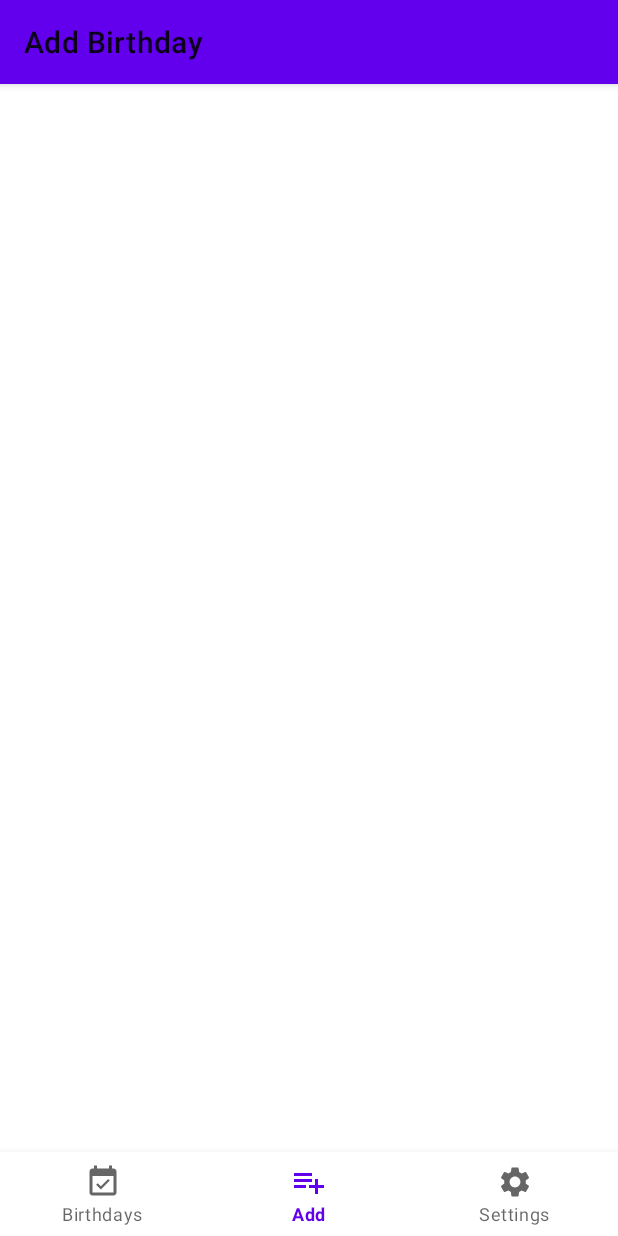
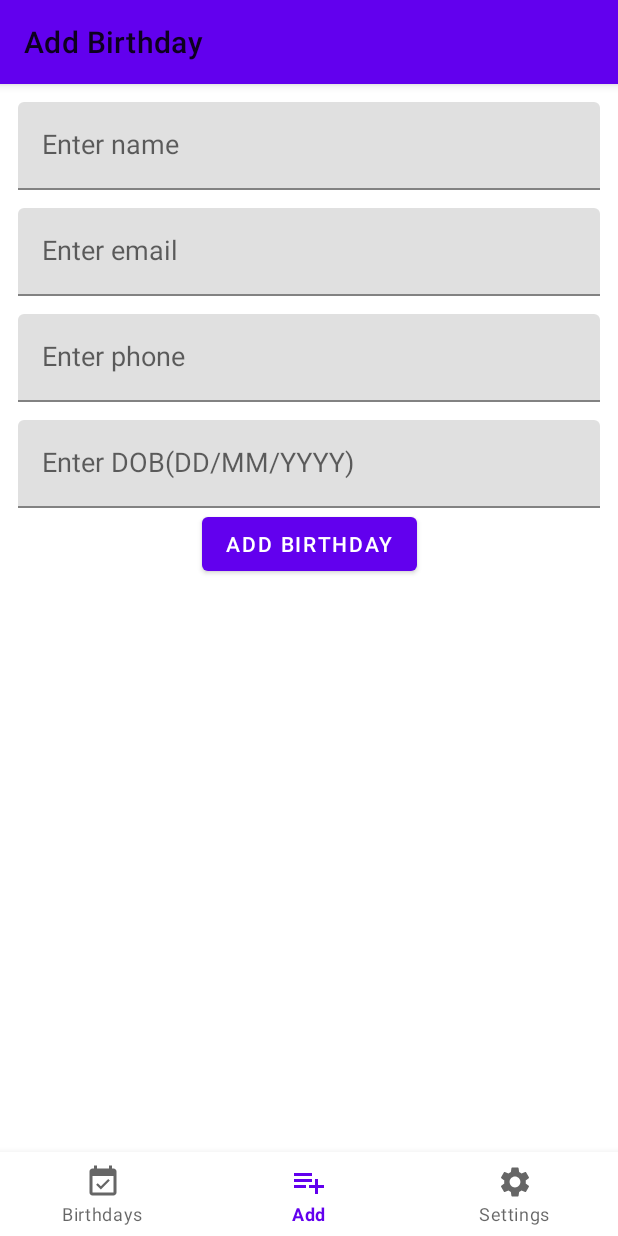
Before and after one commit to dipen-torinit/birthday-kotlin, an Android app: the AddBirthdayFragment screen opened through its navigation route, on a phone screen of 412 x 824 dp. Run offline under Robolectric (Android 15) with nearby library versions, the phone set to English and light mode, and no system bars; our stand-ins replace Dagger/Hilt's generated code, Firebase (no records; nobody signed in at launch, a user with empty details on screens opened directly), data binding, navigation-ui; libraries missing offline, so code that uses them is left out: by.kirich1409.viewbindingdelegate; 9 statements that could not run were skipped.

Commit message:
Enabled dataBinding Initial changes for add-birthday flow.

```diff
--- a/app/build.gradle
+++ b/app/build.gradle
@@ -36,6 +36,7 @@ android {
     }
     buildFeatures {
         viewBinding true
+        dataBinding true
     }
 }
 
--- a/app/src/main/java/com/birthday/kotlin/ui/add/AddBirthdayFragment.kt
+++ b/app/src/main/java/com/birthday/kotlin/ui/add/AddBirthdayFragment.kt
@@ -1,13 +1,37 @@
 package com.birthday.kotlin.ui.add
 
+import android.os.Bundle
+import android.view.View
+import androidx.fragment.app.viewModels
+import androidx.lifecycle.lifecycleScope
+import by.kirich1409.viewbindingdelegate.viewBinding
 import com.birthday.kotlin.R
+import com.birthday.kotlin.databinding.FragmentAddBirthdayBinding
+import com.birthday.kotlin.databinding.FragmentLoginBinding
 import com.birthday.kotlin.ui.BaseFragment
 import dagger.hilt.android.AndroidEntryPoint
 
 @AndroidEntryPoint
 class AddBirthdayFragment : BaseFragment(R.layout.fragment_add_birthday) {
+
+    private val binding: FragmentAddBirthdayBinding by viewBinding()
+    private val viewModel: AddBirthdayViewModel by viewModels()
+
+    override fun onViewCreated(view: View, savedInstanceState: Bundle?) {
+        super.onViewCreated(view, savedInstanceState)
+
+        setupView()
+        setupCollector()
+    }
+
+    override fun onResume() {
+        super.onResume()
+        executeCallsWhenResume()
+    }
+
     override fun setupView() {
-
+        binding.viewModel = viewModel
+        binding.lifecycleOwner = this
     }
 
     override fun executeCallsWhenResume() {
@@ -15,6 +39,8 @@ class AddBirthdayFragment : BaseFragment(R.layout.fragment_add_birthday) {
     }
 
     override fun setupCollector() {
-
+        collectFlow(viewModel.isFormValid) {
+            viewModel.setTempValue(if (it) "Valid" else "Invalid")
+        }
     }
 }
--- a/app/src/main/java/com/birthday/kotlin/ui/add/AddBirthdayViewModel.kt
+++ b/app/src/main/java/com/birthday/kotlin/ui/add/AddBirthdayViewModel.kt
@@ -1,8 +1,69 @@
 package com.birthday.kotlin.ui.add
 
+import androidx.lifecycle.viewModelScope
 import com.birthday.kotlin.ui.BaseViewModel
 import dagger.hilt.android.lifecycle.HiltViewModel
+import kotlinx.coroutines.flow.Flow
+import kotlinx.coroutines.flow.MutableStateFlow
+import kotlinx.coroutines.flow.StateFlow
+import kotlinx.coroutines.flow.combine
+import kotlinx.coroutines.launch
 import javax.inject.Inject
 
 @HiltViewModel
-class AddBirthdayViewModel @Inject constructor(): BaseViewModel()
+class AddBirthdayViewModel @Inject constructor() : BaseViewModel() {
+
+    private val _name = MutableStateFlow("")
+    val name: StateFlow<String> = _name
+    fun onNameTextChanged(text: CharSequence) = viewModelScope.launch {
+        _name.emit(text.toString())
+    }
+
+    private val _email = MutableStateFlow("")
+    val email: StateFlow<String> = _email
+    fun onEmailTextChanged(text: CharSequence) = viewModelScope.launch {
+        _email.emit(text.toString())
+    }
+
+    private val _phone = MutableStateFlow("")
+    val phone: StateFlow<String> = _phone
+    fun onPhoneTextChanged(text: CharSequence) = viewModelScope.launch {
+        _phone.emit(text.toString())
+    }
+
+    private val _dob = MutableStateFlow("")
+    val dob: StateFlow<String> = _dob
+    fun onDOBTextChanged(text: CharSequence) = viewModelScope.launch {
+        _dob.emit(text.toString())
+    }
+
+    val isFormValid: Flow<Boolean> = combine(
+        name,
+        email,
+        phone,
+        dob
+    ) { name, email, phone, dob ->
+//        mBinding.txtErrorMessage.text = ""
+//        val emailIsValid = email.length > 6
+//        val passwordIsValid = password.length in 7..15
+//        val passwordAgainIsValid = passwordAgain == password
+//        errorMessage = when {
+//            emailIsValid.not() -> "email not valid"
+//            passwordIsValid.not() -> "Password not valid"
+//            passwordAgainIsValid.not() -> "Passwords do not match"
+//            else -> null
+//        }
+//        errorMessage?.let {
+//            mBinding.txtErrorMessage.text = it
+//        }
+//        emailIsValid and passwordIsValid and passwordAgainIsValid
+        name.isNotEmpty() && email.isNotEmpty() && phone.isNotEmpty() && dob.isNotEmpty()
+    }
+
+
+    private val _temp = MutableStateFlow("")
+    val temp: StateFlow<String> = _temp
+    fun setTempValue(message: String) = viewModelScope.launch {
+        _temp.emit(message)
+    }
+}
--- a/app/src/main/res/layout/fragment_add_birthday.xml
+++ b/app/src/main/res/layout/fragment_add_birthday.xml
@@ -1,22 +1,101 @@
 <?xml version="1.0" encoding="utf-8"?>
-<androidx.constraintlayout.widget.ConstraintLayout xmlns:android="http://schemas.android.com/apk/res/android"
+<layout xmlns:android="http://schemas.android.com/apk/res/android"
     xmlns:app="http://schemas.android.com/apk/res-auto"
-    xmlns:tools="http://schemas.android.com/tools"
+    xmlns:tools="http://schemas.android.com/tools">
+
+    <data>
+
+        <variable
+            name="viewModel"
+            type="com.birthday.kotlin.ui.add.AddBirthdayViewModel" />
+
+        <variable
+            name="name"
+            type="String" />
+    </data>
+
+    <androidx.core.widget.NestedScrollView
+        android:layout_width="match_parent"
+        android:layout_height="match_parent">
+
+        <androidx.constraintlayout.widget.ConstraintLayout
             android:layout_width="match_parent"
             android:layout_height="match_parent"
             tools:context=".ui.add.AddBirthdayFragment">
 
-    <TextView
-        android:id="@+id/text_dashboard"
-        android:layout_width="match_parent"
+            <com.google.android.material.textfield.TextInputLayout
+                android:id="@+id/name_til"
+                style="@style/CustomTextInputLayout"
+                app:layout_constraintStart_toStartOf="parent"
+                app:layout_constraintTop_toTopOf="parent">
+
+                <com.google.android.material.textfield.TextInputEditText
+                    android:id="@+id/name_et"
+                    style="@style/CustomTextInputEditText"
+                    android:hint="@string/enter_name"
+                    android:onTextChanged="@{(text, start, before, count) -> viewModel.onNameTextChanged(text)}"
+                    android:text="@{viewModel.name}" />
+            </com.google.android.material.textfield.TextInputLayout>
+
+            <com.google.android.material.textfield.TextInputLayout
+                android:id="@+id/email_til"
+                style="@style/CustomTextInputLayout"
+                app:layout_constraintStart_toStartOf="parent"
+                app:layout_constraintTop_toBottomOf="@+id/name_til">
+
+                <com.google.android.material.textfield.TextInputEditText
+                    android:id="@+id/email_et"
+                    style="@style/CustomTextInputEditText"
+                    android:hint="@string/enter_email"
+                    android:onTextChanged="@{(text, start, before, count) -> viewModel.onEmailTextChanged(text)}"
+                    android:text="@{viewModel.email}" />
+            </com.google.android.material.textfield.TextInputLayout>
+
+            <com.google.android.material.textfield.TextInputLayout
+                android:id="@+id/phone_til"
+                style="@style/CustomTextInputLayout"
+
+                app:layout_constraintStart_toStartOf="parent"
+                app:layout_constraintTop_toBottomOf="@+id/email_til">
+
+                <com.google.android.material.textfield.TextInputEditText
+                    android:id="@+id/phone_et"
+                    style="@style/CustomTextInputEditText"
+                    android:hint="@string/enter_phone"
+                    android:onTextChanged="@{(text, start, before, count) -> viewModel.onPhoneTextChanged(text)}"
+                    android:text="@{viewModel.phone}" />
+            </com.google.android.material.textfield.TextInputLayout>
+
+            <com.google.android.material.textfield.TextInputLayout
+                android:id="@+id/dob_til"
+                style="@style/CustomTextInputLayout"
+                app:layout_constraintStart_toStartOf="parent"
+                app:layout_constraintTop_toBottomOf="@+id/phone_til">
+
+                <com.google.android.material.textfield.TextInputEditText
+                    android:id="@+id/dob_et"
+                    style="@style/CustomTextInputEditText"
+                    android:hint="@string/enter_dob"
+                    android:onTextChanged="@{(text, start, before, count) -> viewModel.onDOBTextChanged(text)}"
+                    android:text="@{viewModel.dob}" />
+            </com.google.android.material.textfield.TextInputLayout>
+
+            <Button
+                android:id="@+id/add_btn"
+                android:layout_width="wrap_content"
                 android:layout_height="wrap_content"
-        android:layout_marginStart="8dp"
-        android:layout_marginTop="8dp"
-        android:layout_marginEnd="8dp"
-        android:textAlignment="center"
-        android:textSize="20sp"
-        app:layout_constraintBottom_toBottomOf="parent"
+                android:text="@string/add_birthday"
                 app:layout_constraintEnd_toEndOf="parent"
                 app:layout_constraintStart_toStartOf="parent"
-        app:layout_constraintTop_toTopOf="parent" />
+                app:layout_constraintTop_toBottomOf="@+id/dob_til" />
+
+            <TextView
+                android:layout_width="wrap_content"
+                android:layout_height="wrap_content"
+                android:text="@{viewModel.temp}"
+                app:layout_constraintEnd_toEndOf="parent"
+                app:layout_constraintStart_toStartOf="parent"
+                app:layout_constraintTop_toBottomOf="@+id/add_btn" />
         </androidx.constraintlayout.widget.ConstraintLayout>
+    </androidx.core.widget.NestedScrollView>
+</layout>
--- a/app/src/main/res/layout/fragment_login.xml
+++ b/app/src/main/res/layout/fragment_login.xml
@@ -1,5 +1,5 @@
 <?xml version="1.0" encoding="utf-8"?>
-<ScrollView xmlns:android="http://schemas.android.com/apk/res/android"
+<androidx.core.widget.NestedScrollView xmlns:android="http://schemas.android.com/apk/res/android"
     xmlns:app="http://schemas.android.com/apk/res-auto"
     xmlns:tools="http://schemas.android.com/tools"
     android:layout_width="match_parent"
@@ -10,22 +10,30 @@
         android:layout_height="wrap_content"
         tools:context=".ui.auth.LoginFragment">
 
-        <EditText
-            android:id="@+id/loginid_et"
-            android:layout_width="match_parent"
-            android:layout_height="wrap_content"
-            android:layout_margin="@dimen/dp12"
-            android:hint="@string/enter_login_id"
-            app:layout_constraintTop_toTopOf="parent" />
+        <com.google.android.material.textfield.TextInputLayout
+            android:id="@+id/loginid_til"
+            style="@style/CustomTextInputLayout"
+            app:layout_constraintStart_toStartOf="parent"
+            app:layout_constraintTop_toTopOf="parent">
 
-        <EditText
-            android:id="@+id/password_et"
-            android:layout_width="match_parent"
-            android:layout_height="wrap_content"
-            android:layout_margin="@dimen/dp12"
-            android:hint="@string/enter_password"
-            android:inputType="textPassword"
-            app:layout_constraintTop_toBottomOf="@+id/loginid_et" />
+            <com.google.android.material.textfield.TextInputEditText
+                android:id="@+id/loginid_et"
+                style="@style/CustomTextInputEditText"
+                android:hint="@string/enter_login_id" />
+        </com.google.android.material.textfield.TextInputLayout>
+
+        <com.google.android.material.textfield.TextInputLayout
+            android:id="@+id/password_til"
+            style="@style/CustomTextInputLayout"
+            app:layout_constraintStart_toStartOf="parent"
+            app:layout_constraintTop_toBottomOf="@+id/loginid_til">
+
+            <com.google.android.material.textfield.TextInputEditText
+                android:id="@+id/password_et"
+                style="@style/CustomTextInputEditText"
+                android:hint="@string/enter_password"
+                android:inputType="textPassword" />
+        </com.google.android.material.textfield.TextInputLayout>
 
         <Button
             android:id="@+id/login_btn"
@@ -34,7 +42,7 @@
             android:text="@string/login"
             app:layout_constraintEnd_toEndOf="parent"
             app:layout_constraintStart_toStartOf="parent"
-            app:layout_constraintTop_toBottomOf="@+id/password_et" />
+            app:layout_constraintTop_toBottomOf="@+id/password_til" />
 
     </androidx.constraintlayout.widget.ConstraintLayout>
-</ScrollView>
+</androidx.core.widget.NestedScrollView>
--- a/app/src/main/res/values/strings.xml
+++ b/app/src/main/res/values/strings.xml
@@ -9,4 +9,8 @@
     <string name="birthdays">Birthdays</string>
     <string name="birthday_list">Birthday List</string>
     <string name="add_birthday">Add Birthday</string>
+    <string name="enter_name">Enter name</string>
+    <string name="enter_email">Enter email</string>
+    <string name="enter_phone">Enter phone</string>
+    <string name="enter_dob">Enter DOB(DD/MM/YYYY)</string>
 </resources>
--- a/app/src/main/res/values/themes.xml
+++ b/app/src/main/res/values/themes.xml
@@ -15,4 +15,15 @@
         <item name="windowActionBar">false</item>
         <item name="windowNoTitle">true</item>
     </style>
+
+    <style name="CustomTextInputLayout" parent="Widget.MaterialComponents.TextInputLayout.FilledBox">
+        <item name="android:layout_width">match_parent</item>
+        <item name="android:layout_height">wrap_content</item>
+        <item name="android:layout_margin">@dimen/dp12</item>
+    </style>
+
+    <style name="CustomTextInputEditText" parent="Widget.AppCompat.EditText">
+        <item name="android:layout_width">match_parent</item>
+        <item name="android:layout_height">wrap_content</item>
+    </style>
 </resources>
```
Lines whose indentation alone changed are shown as unchanged.
